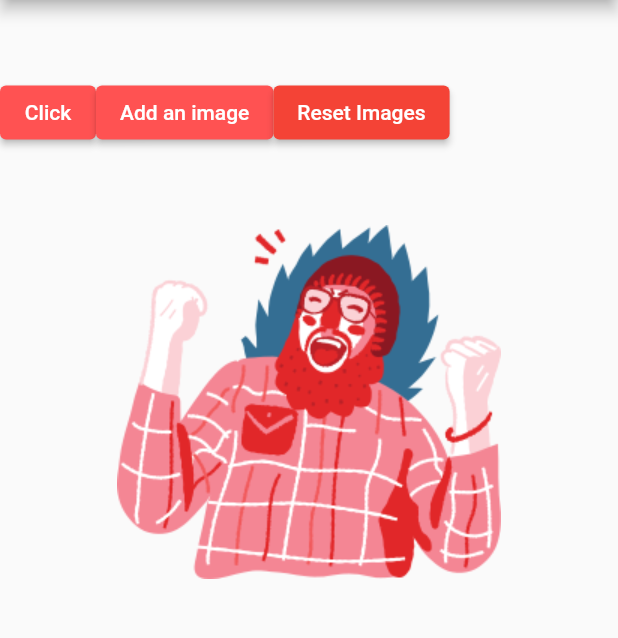
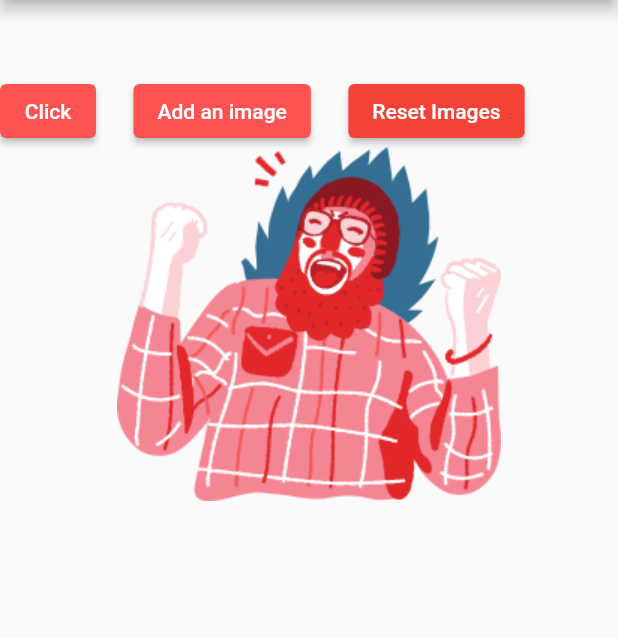
Before and after one commit to simonjv01/flutter_app_welcome, a Flutter app: the screen it shows after launch, on a phone screen of 412 x 824 dp, the part 84-722 px from its top. Run offline on Flutter 3.47's test engine with Material 2 defaults, Android fonts, the phone set to English and light mode, and no system bars.

Commit message:
increased space between buttons

```diff
--- a/lib/main.dart
+++ b/lib/main.dart
@@ -69,6 +69,9 @@ class _WelcomePageState extends State<WelcomePage> {
                     },
                     child: const Text('Click'),
                   ),
+                  const SizedBox(
+                    width: 25.0,
+                  ),
                   ElevatedButton(
                     style: ElevatedButton.styleFrom(
                       backgroundColor: Colors.redAccent,
@@ -80,6 +83,9 @@ class _WelcomePageState extends State<WelcomePage> {
                     },
                     child: const Text('Add an image'),
                   ),
+                  const SizedBox(
+                    width: 25.0,
+                  ),
                   ElevatedButton(
                       onPressed: () {
                         setState(() {
@@ -87,13 +93,7 @@ class _WelcomePageState extends State<WelcomePage> {
                         });
                       },
                       child: const Text('Reset Images')),
-                  const SizedBox(
-                    height: 50.0,
-                  ),
                 ],
-              ),
-              const SizedBox(
-                height: 50.0,
               ),
               Column(
                 children: List.generate(
```
